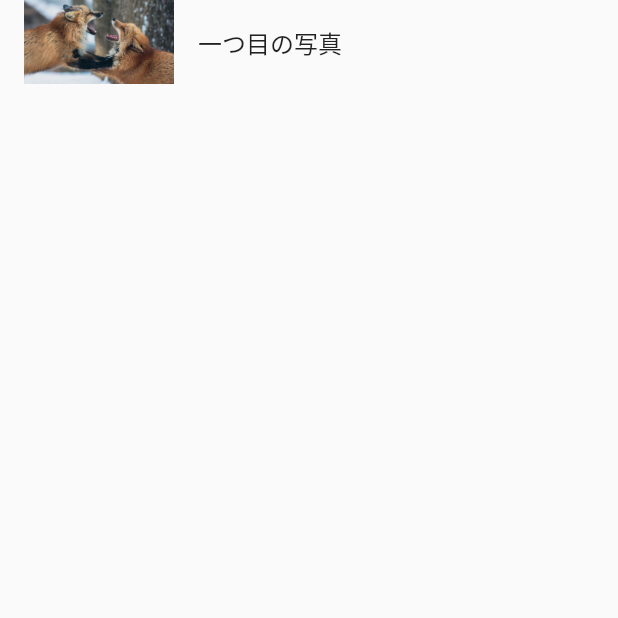
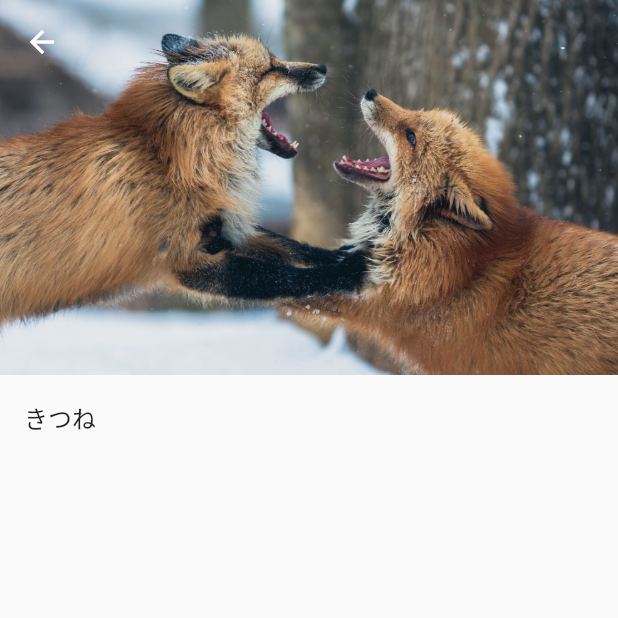
Before and after one commit to monstar-lab/flutter-demonstration, a Flutter app: the screen it shows after launch, after a tap on "一つ目の写真", on a phone screen of 412 x 824 dp, the top half of it. Run offline on Flutter 3.47's test engine with Material 2 defaults, Android fonts, the phone set to English and light mode, and no system bars.

Commit message:
add itemDetail page

```diff
--- /dev/null
+++ b/lib/pages/photoDetailPage.dart
@@ -0,0 +1,11 @@
+import 'package:flutter/material.dart';
+import 'package:flutter_livecoding/widgets/itemDetail.dart';
+
+class PhotoDetailPage extends StatelessWidget {
+  @override
+  Widget build(BuildContext context) {
+    return Scaffold(
+      body: ItemDetail(),
+    );
+  }
+}
--- /dev/null
+++ b/lib/widgets/itemDetail.dart
@@ -0,0 +1,26 @@
+import 'package:flutter/material.dart';
+import 'package:flutter_livecoding/utils/assets.dart' as Assets;
+
+class ItemDetail extends StatelessWidget {
+  @override
+  Widget build(BuildContext context) {
+    return CustomScrollView(
+      slivers: <Widget>[
+        SliverAppBar(
+          expandedHeight: 250.0,
+          flexibleSpace: FlexibleSpaceBar(
+            background: Image.asset(
+              Assets.ASSET_FOX_IMAGE_HALF,
+              fit: BoxFit.cover,
+            ),
+          ),
+        ),
+        SliverList(
+          delegate: SliverChildListDelegate([
+            ListTile(title: Text('きつね')),
+          ]),
+        ),
+      ],
+    );
+  }
+}
--- a/lib/widgets/itemList.dart
+++ b/lib/widgets/itemList.dart
@@ -1,4 +1,5 @@
 import 'package:flutter/material.dart';
+import 'package:flutter_livecoding/pages/photoDetailPage.dart';
 import 'package:flutter_livecoding/utils/assets.dart' as Assets;
 
 class ItemList extends StatelessWidget {
@@ -6,15 +7,27 @@ class ItemList extends StatelessWidget {
   Widget build(BuildContext context) {
     return ListView(
       children: <Widget>[
-        ListTile(
-          title: Text('一つ目の写真'),
-          leading: Image.asset(
-            Assets.ASSET_FOX_IMAGE_QUARTER,
-            width: 100,
-            height: 100,
-            fit: BoxFit.cover,
+        Card(
+          child: InkWell(
+            child: Row(
+              children: <Widget>[
+                Image.asset(
+                  Assets.ASSET_FOX_IMAGE_QUARTER,
+                  width: 100.0,
+                  height: 100.0,
+                  fit: BoxFit.cover,
+                ),
+                Text('一つ目の写真'),
+              ],
+            ),
+            onTap: () {
+              Navigator.of(context).push(
+                MaterialPageRoute(
+                  builder: (context) => PhotoDetailPage(),
+                ),
+              );
+            },
           ),
-          onTap: () {},
         ),
       ],
     );
```
